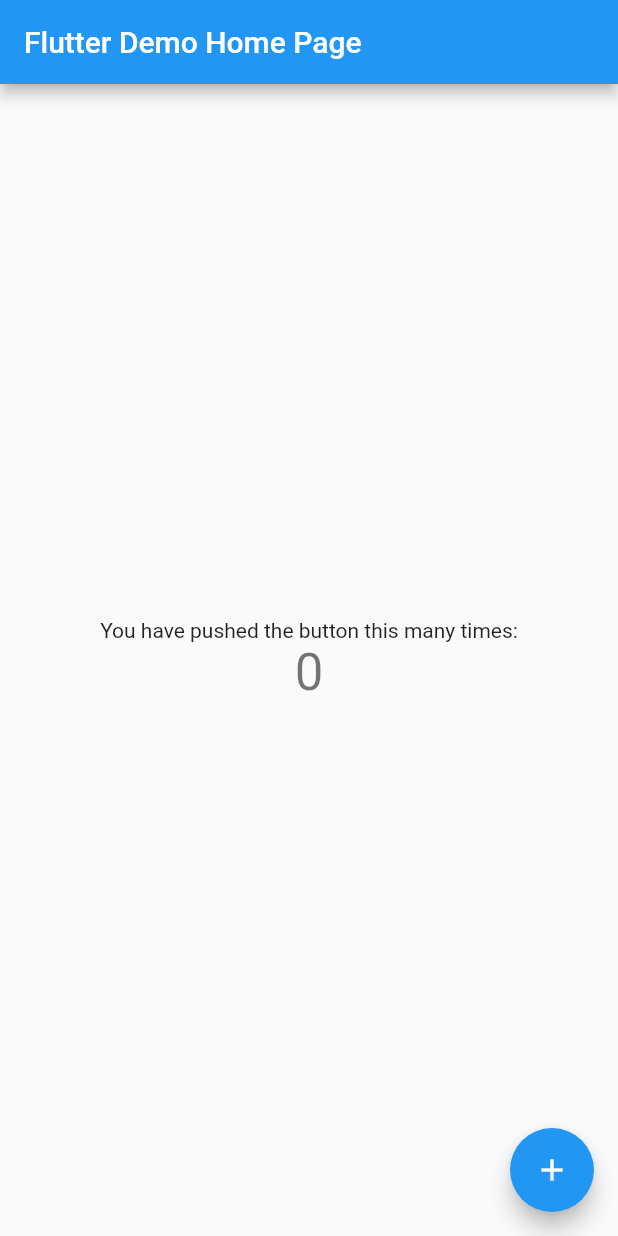
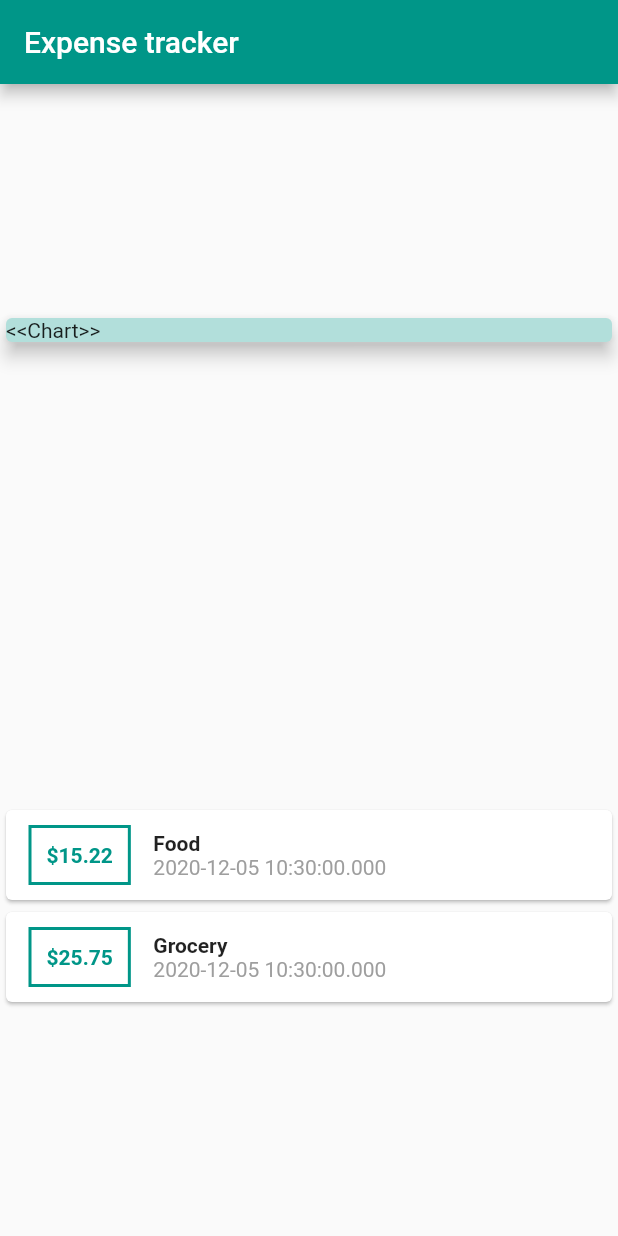
Before and after one commit to Kasthuriramanan/expese_app_flutter, a Flutter app: the screen it shows after launch, on a phone screen of 412 x 824 dp. Run offline on Flutter 3.47's test engine with Material 2 defaults, Android fonts, the phone set to English and light mode, and no system bars.

Commit message:
basic structure for expense list

```diff
--- a/lib/main.dart
+++ b/lib/main.dart
@@ -1,117 +1,86 @@
 import 'package:flutter/material.dart';
+
+import './transaction.dart';
 
 void main() {
   runApp(MyApp());
 }
 
 class MyApp extends StatelessWidget {
-  // This widget is the root of your application.
   @override
   Widget build(BuildContext context) {
     return MaterialApp(
-      title: 'Flutter Demo',
-      theme: ThemeData(
-        // This is the theme of your application.
-        //
-        // Try running your application with "flutter run". You'll see the
-        // application has a blue toolbar. Then, without quitting the app, try
-        // changing the primarySwatch below to Colors.green and then invoke
-        // "hot reload" (press "r" in the console where you ran "flutter run",
-        // or simply save your changes to "hot reload" in a Flutter IDE).
-        // Notice that the counter didn't reset back to zero; the application
-        // is not restarted.
-        primarySwatch: Colors.blue,
-        // This makes the visual density adapt to the platform that you run
-        // the app on. For desktop platforms, the controls will be smaller and
-        // closer together (more dense) than on mobile platforms.
-        visualDensity: VisualDensity.adaptivePlatformDensity,
-      ),
-      home: MyHomePage(title: 'Flutter Demo Home Page'),
+      title: 'Expense tracker',
+      home: MyHomePage(),
     );
   }
 }
 
-class MyHomePage extends StatefulWidget {
-  MyHomePage({Key key, this.title}) : super(key: key);
-
-  // This widget is the home page of your application. It is stateful, meaning
-  // that it has a State object (defined below) that contains fields that affect
-  // how it looks.
-
-  // This class is the configuration for the state. It holds the values (in this
-  // case the title) provided by the parent (in this case the App widget) and
-  // used by the build method of the State. Fields in a Widget subclass are
-  // always marked "final".
-
-  final String title;
-
-  @override
-  _MyHomePageState createState() => _MyHomePageState();
-}
-
-class _MyHomePageState extends State<MyHomePage> {
-  int _counter = 0;
-
-  void _incrementCounter() {
-    setState(() {
-      // This call to setState tells the Flutter framework that something has
-      // changed in this State, which causes it to rerun the build method below
-      // so that the display can reflect the updated values. If we changed
-      // _counter without calling setState(), then the build method would not be
-      // called again, and so nothing would appear to happen.
-      _counter++;
-    });
-  }
+class MyHomePage extends StatelessWidget {
+  final List<Transaction> transactions = [
+    Transaction(id: 'tx1', title: 'Food', amount: 15.22, date: DateTime.now()),
+    Transaction(
+        id: 'tx1', title: 'Grocery', amount: 25.75, date: DateTime.now())
+  ];
 
   @override
   Widget build(BuildContext context) {
-    // This method is rerun every time setState is called, for instance as done
-    // by the _incrementCounter method above.
-    //
-    // The Flutter framework has been optimized to make rerunning build methods
-    // fast, so that you can just rebuild anything that needs updating rather
-    // than having to individually change instances of widgets.
     return Scaffold(
       appBar: AppBar(
-        // Here we take the value from the MyHomePage object that was created by
-        // the App.build method, and use it to set our appbar title.
-        title: Text(widget.title),
+        title: Text('Expense tracker'),
+        backgroundColor: Colors.teal,
       ),
-      body: Center(
-        // Center is a layout widget. It takes a single child and positions it
-        // in the middle of the parent.
-        child: Column(
-          // Column is also a layout widget. It takes a list of children and
-          // arranges them vertically. By default, it sizes itself to fit its
-          // children horizontally, and tries to be as tall as its parent.
-          //
-          // Invoke "debug painting" (press "p" in the console, choose the
-          // "Toggle Debug Paint" action from the Flutter Inspector in Android
-          // Studio, or the "Toggle Debug Paint" command in Visual Studio Code)
-          // to see the wireframe for each widget.
-          //
-          // Column has various properties to control how it sizes itself and
-          // how it positions its children. Here we use mainAxisAlignment to
-          // center the children vertically; the main axis here is the vertical
-          // axis because Columns are vertical (the cross axis would be
-          // horizontal).
-          mainAxisAlignment: MainAxisAlignment.center,
-          children: <Widget>[
-            Text(
-              'You have pushed the button this many times:',
+      body: Column(
+        mainAxisAlignment: MainAxisAlignment.spaceAround,
+        crossAxisAlignment: CrossAxisAlignment.stretch,
+        children: [
+          Container(
+            width: double.infinity,
+            child: Card(
+              color: Colors.teal[100],
+              elevation: 5,
+              child: (Text('<<Chart>>')),
             ),
-            Text(
-              '$_counter',
-              style: Theme.of(context).textTheme.headline4,
-            ),
-          ],
-        ),
+          ),
+          Column(
+            children: transactions
+                .map((tx) => Card(
+                      child: Row(
+                        children: [
+                          Container(
+                            margin: EdgeInsets.symmetric(
+                                vertical: 10, horizontal: 15),
+                            decoration: BoxDecoration(
+                                border:
+                                    Border.all(color: Colors.teal, width: 2)),
+                            child: Text(
+                              '\$${tx.amount}',
+                              style: TextStyle(
+                                  fontWeight: FontWeight.bold,
+                                  color: Colors.teal),
+                            ),
+                            padding: EdgeInsets.all(10),
+                          ),
+                          Column(
+                            crossAxisAlignment: CrossAxisAlignment.start,
+                            children: [
+                              Text(
+                                tx.title,
+                                style: TextStyle(fontWeight: FontWeight.bold),
+                              ),
+                              Text(
+                                tx.date.toString(),
+                                style: TextStyle(color: Colors.grey),
+                              )
+                            ],
+                          )
+                        ],
+                      ),
+                    ))
+                .toList(),
+          )
+        ],
       ),
-      floatingActionButton: FloatingActionButton(
-        onPressed: _incrementCounter,
-        tooltip: 'Increment',
-        child: Icon(Icons.add),
-      ), // This trailing comma makes auto-formatting nicer for build methods.
     );
   }
 }
```
